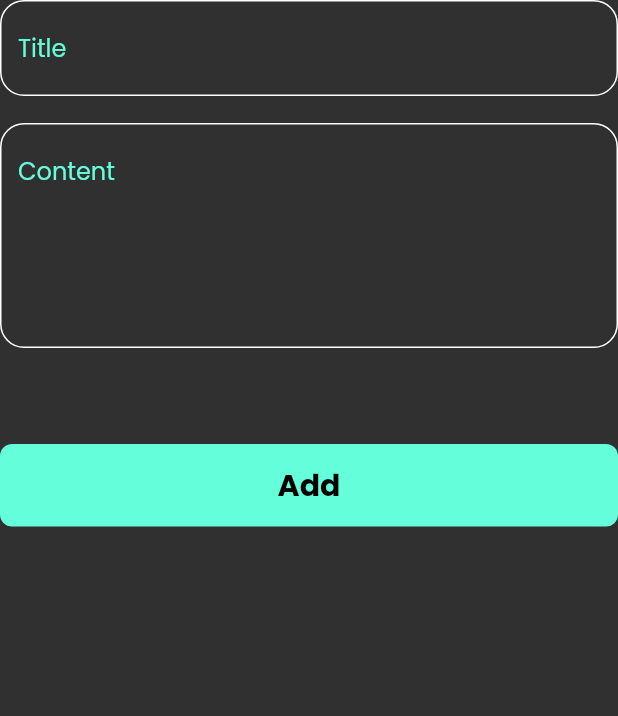
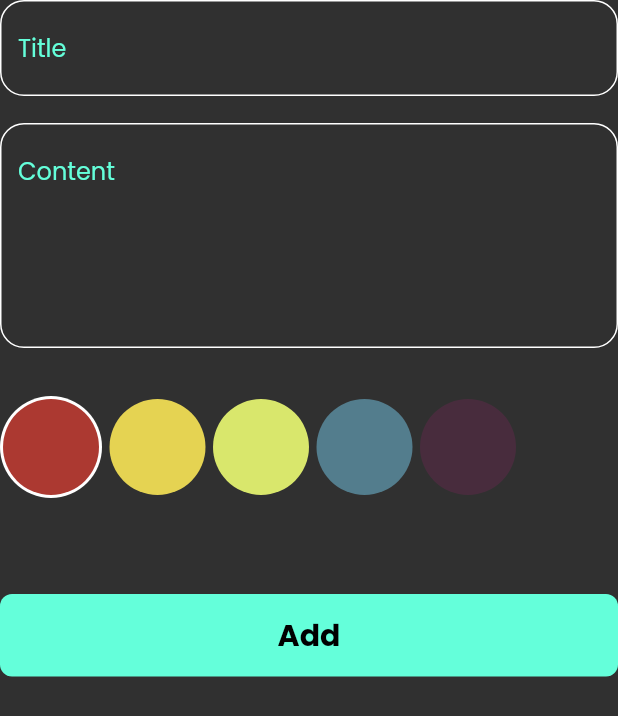
Before and after one commit to islam-diab/MyNotes, a Flutter app: the AddNoteForm widget shown alone on an empty page, opened directly, on a phone screen of 412 x 824 dp. Shown: the top 716 px of the screen. Run offline on Flutter 3.47's test engine with Material 2 defaults, Android fonts, the phone set to English and light mode, and no system bars; our stand-ins replace bloc, flutter_bloc, font_awesome_flutter, hive, hive_flutter; accounts and stored records are empty.

Commit message:
color list view

```diff
--- a/lib/view/widget/add_note_form.dart
+++ b/lib/view/widget/add_note_form.dart
@@ -5,6 +5,7 @@ import 'package:my_notes/constant.dart';
 import 'package:my_notes/cubit/add_note_cubit/add_note_cubit.dart';
 import 'package:my_notes/models/note_model.dart';
 
+import 'color_list_view.dart';
 import 'custom_bottom.dart';
 import 'custom_text_field.dart';
 
@@ -45,6 +46,8 @@ class _AddNoteFormState extends State<AddNoteForm> {
             hitText: 'Content',
             maxLine: 5,
           ),
+          32.ph,
+          const ColorsListView(),
           64.ph,
           BlocBuilder<AddNoteCubit, AddNoteState>(
             builder: (context, state) {
--- /dev/null
+++ b/lib/view/widget/color_list_view.dart
@@ -0,0 +1,68 @@
+import 'package:flutter/material.dart';
+
+class ColorItem extends StatelessWidget {
+  const ColorItem({super.key, required this.isActive, required this.color});
+  final bool isActive;
+  final Color color;
+
+  @override
+  Widget build(BuildContext context) {
+    return isActive
+        ? CircleAvatar(
+            radius: 34,
+            backgroundColor: Colors.white,
+            child: CircleAvatar(
+              radius: 32,
+              backgroundColor: color,
+            ),
+          )
+        : CircleAvatar(
+            radius: 32,
+            backgroundColor: color,
+          );
+  }
+}
+
+class ColorsListView extends StatefulWidget {
+  const ColorsListView({super.key});
+
+  @override
+  State<ColorsListView> createState() => _ColorsListViewState();
+}
+
+class _ColorsListViewState extends State<ColorsListView> {
+  int currentIndex = 0;
+  final List<Color> colors = const [
+    Color(0xffAC3931),
+    Color(0xffE5D352),
+    Color(0xffD9E76C),
+    Color(0xff537D8D),
+    Color(0xff482C3D),
+  ];
+
+  @override
+  Widget build(BuildContext context) {
+    return SizedBox(
+      height: 34 * 2,
+      child: ListView.builder(
+        scrollDirection: Axis.horizontal,
+        itemCount: colors.length,
+        itemBuilder: (context, index) {
+          return Padding(
+            padding: const EdgeInsets.only(right: 5),
+            child: GestureDetector(
+              onTap: () {
+                currentIndex = index;
+                setState(() {});
+              },
+              child: ColorItem(
+                color: colors[index],
+                isActive: currentIndex == index,
+              ),
+            ),
+          );
+        },
+      ),
+    );
+  }
+}
```
